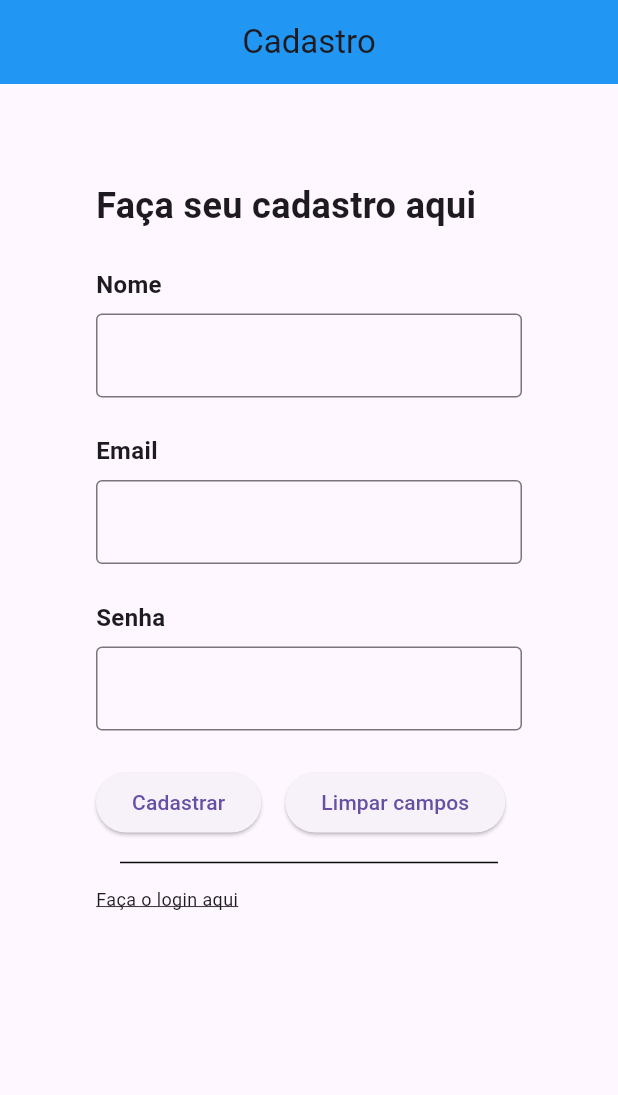
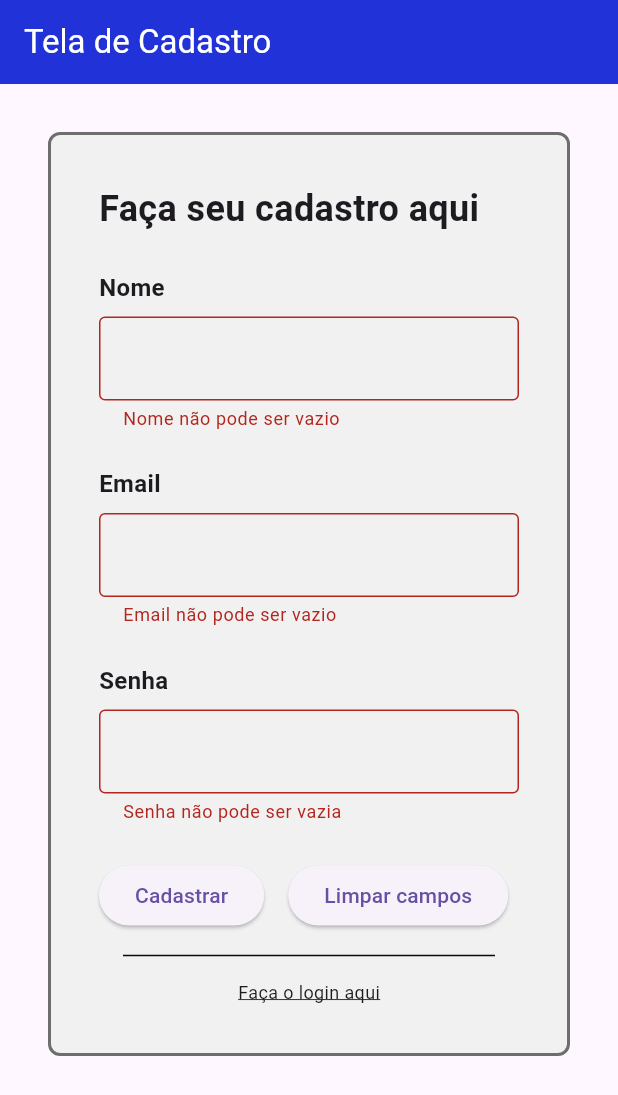
Before and after one commit to Wilson-Barbosa/prova02-flutter, a Flutter app: the screen it shows after launch, after a tap on "Cadastrar", on a phone screen of 412 x 824 dp. Shown: the top 1095 px of the screen. Run offline on Flutter 3.47's test engine with Material 3 defaults, Android fonts, the phone set to English and light mode, and no system bars; our stand-ins replace sqflite; accounts and stored records are empty.

Commit message:
adds login and register features

```diff
--- a/lib/main.dart
+++ b/lib/main.dart
@@ -1,6 +1,4 @@
 import 'package:flutter/material.dart';
-import 'package:wilson_diego_barbosa_p2/screen/imc_screen.dart';
-import 'package:wilson_diego_barbosa_p2/screen/login_screen.dart';
 import 'package:wilson_diego_barbosa_p2/screen/register_screen.dart';
 import 'package:wilson_diego_barbosa_p2/screen/welcome_screen.dart';
 
--- a/lib/model/user_model.dart
+++ b/lib/model/user_model.dart
@@ -4,9 +4,6 @@ class UserModel {
   String email;
   String password;
 
-  // full args constructor
   UserModel({ required this.name, required this.email, required this.password });
 
-
-
 }
--- a/lib/screen/imc_screen.dart
+++ b/lib/screen/imc_screen.dart
@@ -22,7 +22,7 @@ class ImcState extends State<ImcScreen> {
   Widget build(BuildContext context) {
     return Scaffold(
       appBar: AppBar(
-        title: const Center(child: Text("Calculadora Imc")),
+        title: Text("Tela da Calculadora IMC", style: TextStyle(color: Colors.white)),
         backgroundColor: Colors.blue
       ),
       body:
@@ -69,4 +69,8 @@ class ImcState extends State<ImcScreen> {
 
   }
 
+  void getNameFromDatabase(){
+
+  }
+
 }
--- a/lib/screen/my_info_screen.dart
+++ b/lib/screen/my_info_screen.dart
@@ -10,7 +10,7 @@ class MyInfoScreen extends StatelessWidget {
   Widget build(BuildContext context) {
     return Scaffold(
       appBar: AppBar(
-        title: const Center(child: Text("Minhas informações")),
+        title: Text("Minha informações", style: TextStyle(color: Colors.white)),
         backgroundColor: const Color.fromARGB(255, 2, 139, 9)
       ),
       body: Stack(
--- a/lib/screen/register_screen.dart
+++ b/lib/screen/register_screen.dart
@@ -1,6 +1,8 @@
 // ignore_for_file: prefer_const_constructors
 
 import 'package:flutter/material.dart';
+import 'package:wilson_diego_barbosa_p2/database/database.dart';
+import 'package:wilson_diego_barbosa_p2/model/user_model.dart';
 import 'package:wilson_diego_barbosa_p2/screen/login_screen.dart';
 import 'package:wilson_diego_barbosa_p2/screen/welcome_screen.dart';
 
@@ -22,27 +24,29 @@ class LoginState extends State<RegisterScreen> {
 
   // Mensagens de errro que podem ser mostradas
   String? passwordErrorMessage;
-  String? nameErrorMessage;
+  String? usernameErrorMessage;
+  String? emailErrorMessage;
 
   // Atributos que controlam a validade ou invaliadade do formulário
-  bool isNameValid = false;
+  bool isUsernameValid = false;
   bool isPassValid = false;
   bool isEmailValid = false;
 
-  // Cria a o formulário de login
   @override
   Widget build(BuildContext context) {
     return Scaffold(
       appBar: AppBar(
-          title: const Center(child: Text("Cadastro")),
-          backgroundColor: Colors.blue
+          title: Text("Tela de Cadastro", style: TextStyle(color: Colors.white)),
+          backgroundColor: Color.fromARGB(255, 32, 50, 216)
           ),
-      body:
-        Container(
+      body: SingleChildScrollView(
+        child: Container(
         margin: EdgeInsets.all(32),
         padding: EdgeInsets.all(32),
         decoration: BoxDecoration(
-
+          color: const Color.fromARGB(255, 241, 241, 241),
+          border: Border.all(color: const Color.fromARGB(255, 110, 110, 110), width: 2),
+          borderRadius: BorderRadius.circular(8),
         ),
         child: Column(
         crossAxisAlignment: CrossAxisAlignment.start,
@@ -53,17 +57,20 @@ class LoginState extends State<RegisterScreen> {
 
           Text("Nome", style: TextStyle(fontSize: 16, fontWeight: FontWeight.bold)),
           SizedBox(height: 8),
-          TextField(controller: username, decoration: InputDecoration(border: OutlineInputBorder())),
+          TextField(controller: username, decoration: InputDecoration(border: OutlineInputBorder(), errorText: usernameErrorMessage)),
           SizedBox(height: 24),
 
           Text("Email", style: TextStyle(fontSize: 16, fontWeight: FontWeight.bold)),
           SizedBox(height: 8),
-          TextField(controller: email, decoration: InputDecoration(border: OutlineInputBorder())),
+          TextField(controller: email, decoration: InputDecoration(border: OutlineInputBorder(), errorText: emailErrorMessage)),
           SizedBox(height: 24),
 
           Text("Senha", style: TextStyle(fontSize: 16, fontWeight: FontWeight.bold)),
           SizedBox(height: 8),
-          TextField(controller: password, decoration: InputDecoration( border: OutlineInputBorder())),
+          TextField(
+            controller: password,
+            obscureText: true,
+            decoration: InputDecoration(border: OutlineInputBorder(), errorText: passwordErrorMessage)),
           SizedBox(height: 24),
 
           Row(
@@ -77,33 +84,35 @@ class LoginState extends State<RegisterScreen> {
           SizedBox(height: 8),
           Divider(color: const Color.fromARGB(255, 10, 10, 10), thickness: 1, indent: 16, endIndent: 16),
           SizedBox(height: 8),
-          GestureDetector(
+
+          Align(
+            alignment: Alignment.center,
+            child: GestureDetector(
             onTap: changeToLogin,
-            child: Text("Faça o login aqui", style: TextStyle(fontSize: 12, decoration: TextDecoration.underline))
+            child: Text("Faça o login aqui", style: TextStyle(fontSize: 12, decoration: TextDecoration.underline)))
           )
         ],
         ),
       )
-    );
+    ));
   }
 
-  // Método que valida o login e o transfere para outra página
   void validateLogin() {
 
-    // Validação do nome
     if (username.text.isEmpty) {
       setState(() {
-        nameErrorMessage = "Nome não pode ser vazio";
-      });
-    } else if (username.text.length < 3 || username.text.length > 15) {
-      setState(() {
-        nameErrorMessage = "Nome deve conter entre 3 e 15 caracteres";
+        usernameErrorMessage = "Nome não pode ser vazio";
       });
     } else {
-      isNameValid = true;
+      isUsernameValid = true;
     }
 
-    // Validação da senha
+    if(email.text.isEmpty) {
+      setState(() {
+        emailErrorMessage = "Email não pode ser vazio";
+      });
+    }
+
     if (password.text.isEmpty) {
       setState(() {
         passwordErrorMessage = "Senha não pode ser vazia";
@@ -116,8 +125,8 @@ class LoginState extends State<RegisterScreen> {
       isPassValid = true;
     }
 
-    // Finalmente, se todos forem válidos mudar de pagina
-    if (isNameValid && isPassValid) {
+    if (isUsernameValid && isPassValid) {
+      saveUserInDatabase();
       changeToWelcome();
     }
   }
@@ -138,11 +147,24 @@ class LoginState extends State<RegisterScreen> {
       email.clear();
       password.clear();
 
-      isNameValid = false;
+      isUsernameValid = false;
       isPassValid = false;
+      isEmailValid = false;
 
-      nameErrorMessage = null;
+      usernameErrorMessage = null;
       passwordErrorMessage = null;
+      emailErrorMessage = null;
     });
   }
+
+  void saveUserInDatabase() async{
+    UserModel newUser = UserModel(
+      name: username.text,
+      email: email.text,
+      password: password.text
+    );
+
+    await DatabaseHelper.instance.insertNewUser(newUser);
+  }
+
 }
```
Also changed, not shown: lib/database/database.dart (+45 -28 lines), lib/screen/login_screen.dart (+40 -5 lines), lib/screen/welcome_screen.dart (+17 -6 lines), assets/images/cat-01.png.
